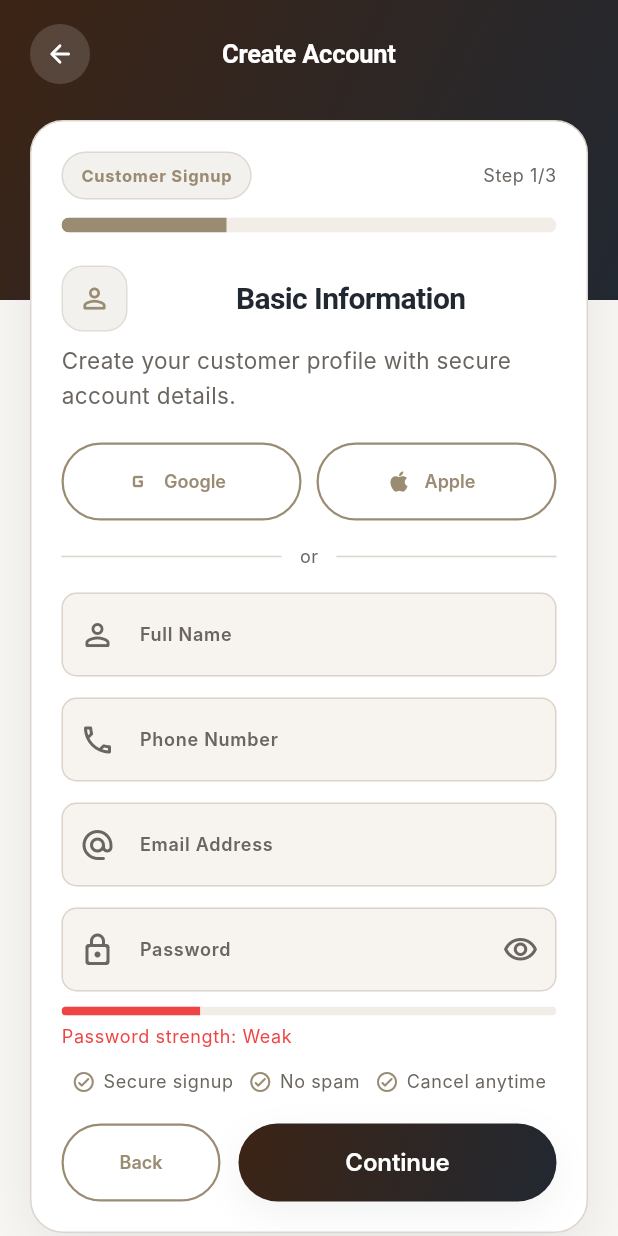
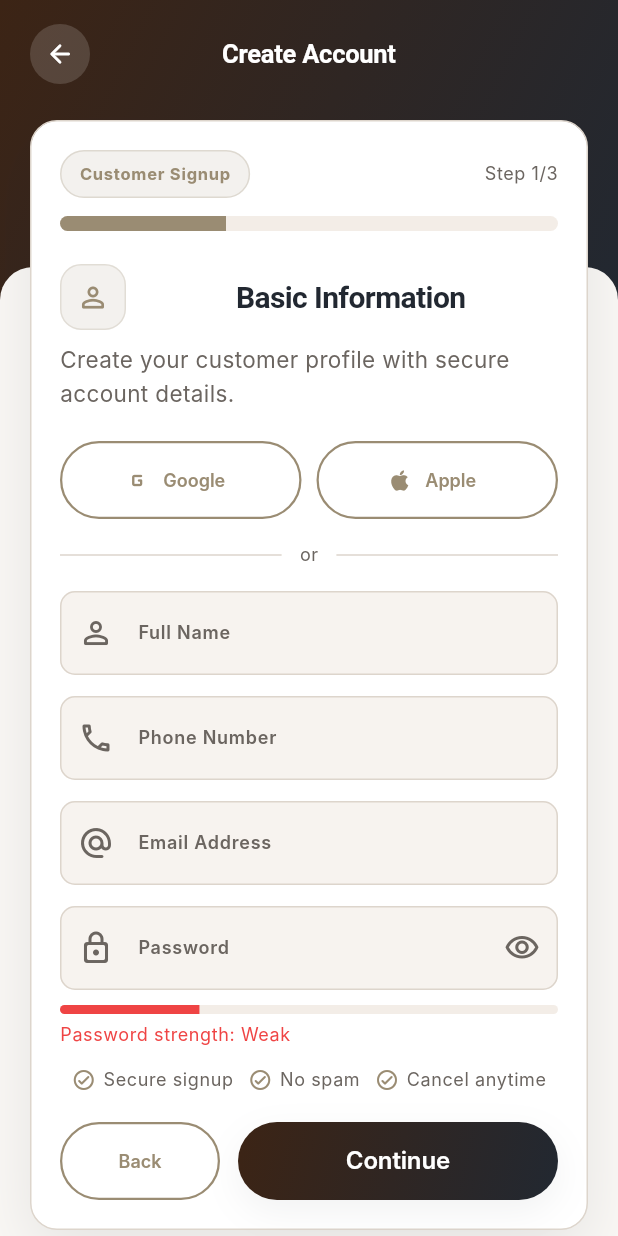
Before and after one commit to asser865/servio-graduation-project, a Flutter app: the SignUpScreen screen opened directly with empty values, on a phone screen of 412 x 824 dp. Run offline on Flutter 3.47's test engine with Material 3 defaults, Android fonts, the phone set to English and light mode, and no system bars; our stand-ins replace shared_preferences; accounts and stored records are empty; Roboto replaces fonts that are missing (Inter, Poppins).

Commit message:
feat: redesign sign-up steps 0 & 1 — dark immersion with AuthBackground + AuthCard
Co-Authored-By: Claude Sonnet 4.6 <noreply@anthropic.com>

```diff
--- a/mobile-app/lib/src/features/auth/sign_up_screen.dart
+++ b/mobile-app/lib/src/features/auth/sign_up_screen.dart
@@ -13,6 +13,8 @@ import '../customer/customer_shell.dart';
 import '../technician/verification_upload_screen.dart';
 import 'auth_role.dart';
 import 'login_screen.dart';
+import 'widgets/auth_background.dart';
+import 'widgets/auth_card.dart';
 
 class SignUpScreen extends StatefulWidget {
   const SignUpScreen({
@@ -258,82 +260,10 @@ class _SignUpScreenState extends State<SignUpScreen> {
     };
   }
 
-  @override
-  Widget build(BuildContext context) {
+  Widget _buildCardContent(BuildContext context) {
     final theme = Theme.of(context);
     final servio = context.servio;
-    final isDark = theme.brightness == Brightness.dark;
-
-    return Scaffold(
-      body: Stack(
-        children: <Widget>[
-          // ── Gradient header ───────────────────────────────────
-          Positioned(
-            top: 0,
-            left: 0,
-            right: 0,
-            height: MediaQuery.of(context).padding.top + 200,
-            child: Container(
-              decoration: BoxDecoration(
-                gradient:
-                    isDark ? ServioGradients.brandDark : ServioGradients.brand,
-              ),
-            ),
-          ),
-          SafeArea(
-            child: SingleChildScrollView(
-              padding: const EdgeInsets.symmetric(
-                  horizontal: ServioSpacing.screenPadding),
-              child: Column(
-                crossAxisAlignment: CrossAxisAlignment.stretch,
-                children: <Widget>[
-                  const SizedBox(height: 16),
-
-                  // ── Top bar ────────────────────────────────────
-                  Row(
-                    children: <Widget>[
-                      GestureDetector(
-                        onTap: _back,
-                        child: Container(
-                          width: 40,
-                          height: 40,
-                          decoration: BoxDecoration(
-                            color: Colors.white.withValues(alpha: 0.15),
-                            borderRadius:
-                                BorderRadius.circular(ServioRadius.full),
-                          ),
-                          child: Icon(
-                            Icons.arrow_back_rounded,
-                            color: isDark
-                                ? ServioColors.navyDark
-                                : Colors.white,
-                            size: 20,
-                          ),
-                        ),
-                      ),
-                      const Spacer(),
-                      Text(
-                        'Create Account',
-                        style: theme.textTheme.titleMedium?.copyWith(
-                          color: isDark
-                              ? ServioColors.navyDark
-                              : Colors.white,
-                          fontWeight: FontWeight.w600,
-                        ),
-                      ),
-                      const Spacer(),
-                      const SizedBox(width: 40),
-                    ],
-                  ),
-
-                  const SizedBox(height: 24),
-
-                  // ── Main card ──────────────────────────────────
-                  ServioCard(
-                    elevated: true,
-                    radius: ServioRadius.xl,
-                    padding: const EdgeInsets.all(20),
-                    child: Column(
+    return Column(
       crossAxisAlignment: CrossAxisAlignment.stretch,
       children: <Widget>[
         // Progress section (hidden on submitted step)
@@ -448,7 +378,99 @@ class _SignUpScreenState extends State<SignUpScreen> {
                 _submitting ? null : _finishTechnicianSubmitted,
           ),
       ],
+    );
+  }
+
+  @override
+  Widget build(BuildContext context) {
+    final theme = Theme.of(context);
+    final isDark = theme.brightness == Brightness.dark;
+
+    return Scaffold(
+      backgroundColor: (_step <= 1 && isDark)
+          ? const Color(0xFF1E2633)
+          : (isDark ? ServioColors.backgroundDark : ServioColors.backgroundLight),
+      body: Stack(
+        children: <Widget>[
+          // ── Background — dark immersion for steps 0–1, gradient header for 2+ ──
+          if (_step <= 1)
+            const Positioned.fill(
+              child: AuthBackground(lightHeaderHeight: 200),
             ),
+          if (_step > 1)
+            Positioned(
+              top: 0,
+              left: 0,
+              right: 0,
+              height: MediaQuery.of(context).padding.top + 200,
+              child: Container(
+                decoration: BoxDecoration(
+                  gradient: isDark
+                      ? ServioGradients.brandDark
+                      : ServioGradients.brand,
+                ),
+              ),
+            ),
+          SafeArea(
+            child: SingleChildScrollView(
+              padding: const EdgeInsets.symmetric(
+                  horizontal: ServioSpacing.screenPadding),
+              child: Column(
+                crossAxisAlignment: CrossAxisAlignment.stretch,
+                children: <Widget>[
+                  const SizedBox(height: 16),
+
+                  // ── Top bar ────────────────────────────────────
+                  Row(
+                    children: <Widget>[
+                      GestureDetector(
+                        onTap: _back,
+                        child: Container(
+                          width: 40,
+                          height: 40,
+                          decoration: BoxDecoration(
+                            color: Colors.white.withValues(alpha: 0.15),
+                            borderRadius:
+                                BorderRadius.circular(ServioRadius.full),
+                          ),
+                          child: Icon(
+                            Icons.arrow_back_rounded,
+                            color: Colors.white,
+                            size: 20,
+                          ),
+                        ),
+                      ),
+                      const Spacer(),
+                      Text(
+                        'Create Account',
+                        style: theme.textTheme.titleMedium?.copyWith(
+                          color: _step <= 1
+                              ? Colors.white
+                              : (isDark
+                                  ? ServioColors.textPrimaryDark
+                                  : Colors.white),
+                          fontWeight: FontWeight.w600,
+                        ),
+                      ),
+                      const Spacer(),
+                      const SizedBox(width: 40),
+                    ],
+                  ),
+
+                  const SizedBox(height: 24),
+
+                  // ── Main card ──────────────────────────────────
+                  if (_step <= 1)
+                    AuthCard(
+                      padding: const EdgeInsets.all(20),
+                      child: _buildCardContent(context),
+                    ),
+                  if (_step > 1)
+                    ServioCard(
+                      elevated: true,
+                      radius: ServioRadius.xl,
+                      padding: const EdgeInsets.all(20),
+                      child: _buildCardContent(context),
                     ),
 
                   const SizedBox(height: 24),
```
Also changed, not shown: 1 other file. Lines whose indentation alone changed are shown as unchanged.
